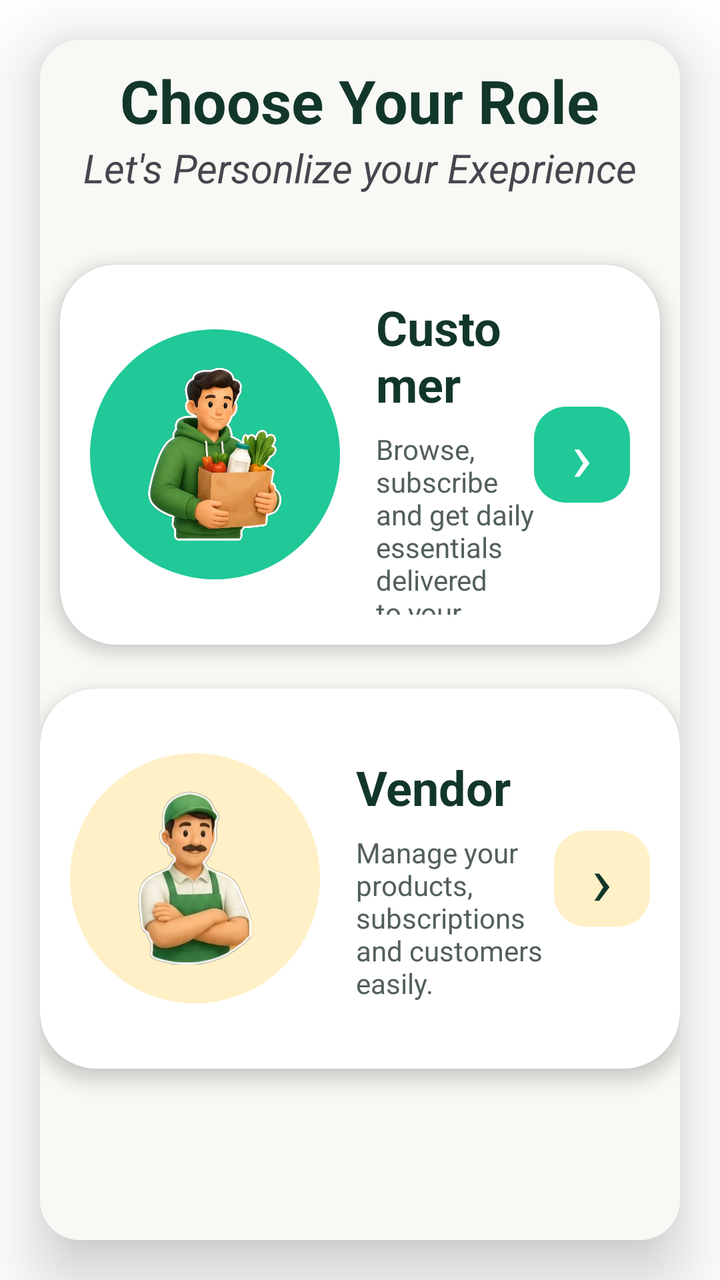
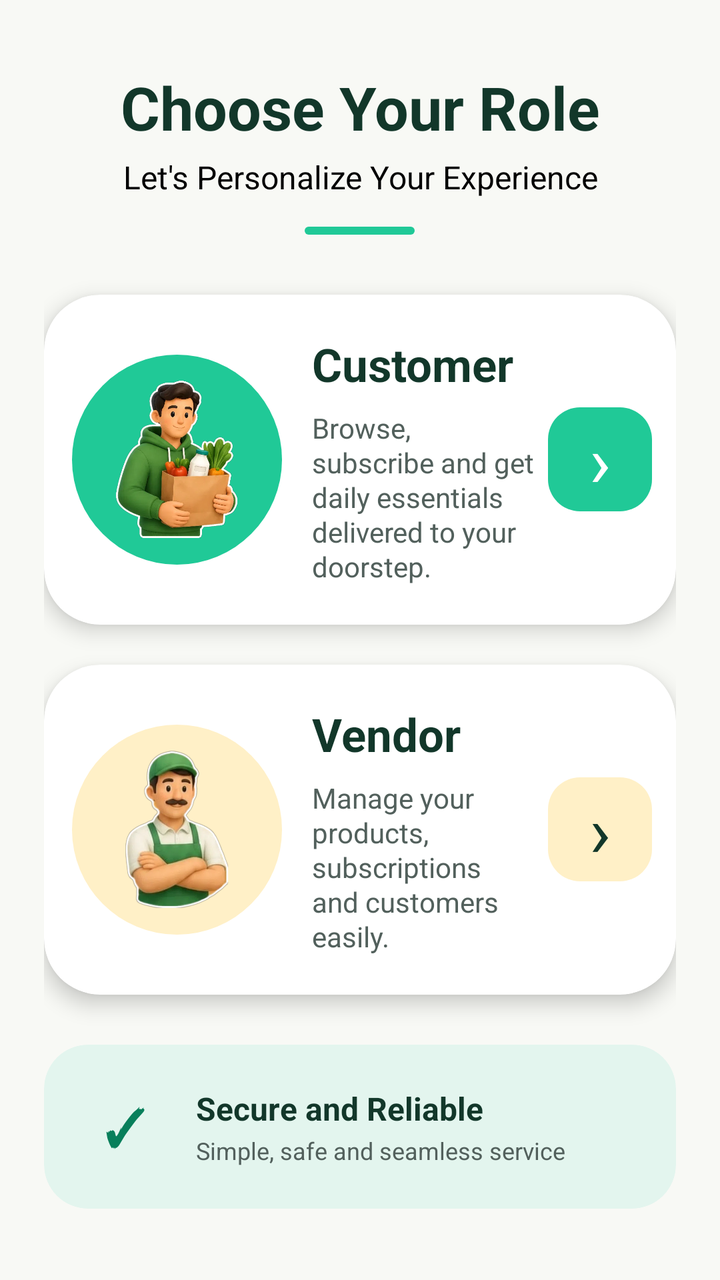

The first picture is an Android layout as it rendered before a commit; the second is the same layout after the commit. The layout source and the unified diff follow.
<!-- AndroidManifest.xml: application theme Theme.NextGen -->
<!-- res/layout/activity_selection_form.xml -->
<?xml version="1.0" encoding="utf-8"?>
<LinearLayout
    xmlns:android="http://schemas.android.com/apk/res/android"
    xmlns:app="http://schemas.android.com/apk/res-auto"
    xmlns:tools="http://schemas.android.com/tools"
    android:id="@+id/main"
    android:layout_width="match_parent"
    android:layout_height="match_parent"
    tools:context=".Selection_FormActivity"
    android:background="@color/white">

    <androidx.cardview.widget.CardView
        android:layout_width="match_parent"
        android:layout_height="match_parent"
        app:cardCornerRadius="20dp"
        app:cardElevation="20dp"
        android:layout_margin="20dp">
        
        <LinearLayout
            android:layout_width="match_parent"
            android:layout_height="match_parent"
            android:orientation="vertical"
            android:background="@color/background">
            
            <TextView
                android:layout_width="wrap_content"
                android:layout_height="wrap_content"
                android:text="Choose Your Role"
                android:textColor="@color/deep_green"
                android:textSize="30dp"
                android:textStyle="bold"
                android:layout_gravity="center"
                android:layout_marginTop="10dp"/>
            
            <TextView
                android:layout_width="wrap_content"
                android:layout_height="wrap_content"
                android:text="Let's Personlize your Exeprience"
                android:textSize="20sp"
                android:textStyle="italic"
                android:layout_gravity="center"/>

            <androidx.cardview.widget.CardView
                android:id="@+id/cardCustomer"
                android:layout_width="match_parent"
                android:layout_height="190dp"
                android:layout_marginTop="35dp"
                android:clickable="true"
                android:focusable="true"
                app:cardBackgroundColor="@color/white"
                android:layout_marginRight="10dp"
                android:layout_marginLeft="10dp"
                app:cardCornerRadius="28dp"
                app:cardElevation="5dp">

                <LinearLayout
                    android:layout_width="match_parent"
                    android:layout_height="match_parent"
                    android:gravity="center_vertical"
                    android:orientation="horizontal"
                    android:padding="15dp">

                    <LinearLayout
                        android:layout_width="125dp"
                        android:layout_height="125dp"
                        android:gravity="center"
                        android:background="@drawable/bg_customer_circle">

                        <ImageView
                            android:layout_width="90dp"
                            android:layout_height="100dp"
                            android:src="@drawable/customer_image"
                            android:contentDescription="Customer" />

                    </LinearLayout>


                    <LinearLayout
                        android:layout_width="0dp"
                        android:layout_height="wrap_content"
                        android:layout_weight="1"
                        android:layout_marginStart="18dp"
                        android:orientation="vertical">

                        <TextView
                            android:layout_width="wrap_content"
                            android:layout_height="wrap_content"
                            android:text="Customer"
                            android:textColor="#12372A"
                            android:textSize="24sp"
                            android:textStyle="bold" />

                        <TextView
                            android:layout_width="wrap_content"
                            android:layout_height="wrap_content"
                            android:layout_marginTop="7dp"
                            android:text="Browse, subscribe and get daily essentials delivered to your doorstep."
                            android:textColor="#52605C"
                            android:textSize="14sp" />

                    </LinearLayout>

                    <TextView
                        android:id="@+id/tvCustomerArrow"
                        android:layout_width="48dp"
                        android:layout_height="48dp"
                        android:gravity="center"
                        android:text="›"
                        android:textColor="@color/white"
                        android:textSize="35sp"
                        android:background="@drawable/bg_customer_arrow" />

                </LinearLayout>

            </androidx.cardview.widget.CardView>

            <androidx.cardview.widget.CardView
                android:id="@+id/cardVendor"
                android:layout_width="match_parent"
                android:layout_height="190dp"
                android:layout_marginTop="22dp"
                android:clickable="true"
                android:focusable="true"
                app:cardBackgroundColor="#FFFFFF"
                app:cardCornerRadius="28dp"
                app:cardElevation="5dp">

                <LinearLayout
                    android:layout_width="match_parent"
                    android:layout_height="match_parent"
                    android:gravity="center_vertical"
                    android:orientation="horizontal"
                    android:padding="15dp">

                    
                    <LinearLayout
                        android:layout_width="125dp"
                        android:layout_height="125dp"
                        android:gravity="center"
                        android:background="@drawable/bg_vendor_circle">

                        <ImageView
                            android:layout_width="90dp"
                            android:layout_height="90dp"
                            android:src="@drawable/vendor_image"
                            android:contentDescription="Vendor" />

                    </LinearLayout>

                    
                    <LinearLayout
                        android:layout_width="0dp"
                        android:layout_height="wrap_content"
                        android:layout_weight="1"
                        android:layout_marginStart="18dp"
                        android:orientation="vertical">

                        <TextView
                            android:layout_width="wrap_content"
                            android:layout_height="wrap_content"
                            android:text="Vendor"
                            android:textColor="#12372A"
                            android:textSize="24sp"
                            android:textStyle="bold" />

                        <TextView
                            android:layout_width="wrap_content"
                            android:layout_height="wrap_content"
                            android:layout_marginTop="7dp"
                            android:text="Manage your products, subscriptions and customers easily."
                            android:textColor="#52605C"
                            android:textSize="14sp" />

                    </LinearLayout>

                    <TextView
                        android:id="@+id/tvVendorArrow"
                        android:layout_width="48dp"
                        android:layout_height="48dp"
                        android:gravity="center"
                        android:text="›"
                        android:textColor="@color/deep_green"
                        android:textSize="35sp"
                        android:background="@drawable/bg_vendor_arrow" />

                </LinearLayout>

            </androidx.cardview.widget.CardView>

        </LinearLayout>
        
    </androidx.cardview.widget.CardView>

</LinearLayout>
<!-- resources referenced by this layout -->
<resources>
  <color name="background">#F8F9F5</color>
  <color name="deep_green">#12372A</color>
  <color name="white">#FFFFFFFF</color>
  <!-- drawable bg_customer_arrow (drawable) -->
  <?xml version="1.0" encoding="utf-8"?>
  <shape xmlns:android="http://schemas.android.com/apk/res/android">
  
      <solid android:color="@color/mint_greean"/>
      <corners android:radius="16dp"/>
  </shape>
  <!-- drawable bg_customer_circle (drawable) -->
  <?xml version="1.0" encoding="utf-8"?>
  <shape xmlns:android="http://schemas.android.com/apk/res/android">
  
      <solid android:color="@color/mint_greean"/>
      <corners android:radius="70dp"/>
  
  </shape>
  <!-- drawable bg_vendor_arrow (drawable) -->
  <?xml version="1.0" encoding="utf-8"?>
  <shape xmlns:android="http://schemas.android.com/apk/res/android">
  
      <solid android:color="@color/yellow"/>
      <corners android:radius="16dp"/>
  </shape>
  <!-- drawable bg_vendor_circle (drawable) -->
  <?xml version="1.0" encoding="utf-8"?>
  <shape xmlns:android="http://schemas.android.com/apk/res/android">
  
      <solid android:color="@color/yellow"/>
      <corners android:radius="70dp"/>
  
  </shape>
  <!-- drawable customer_image: jpg bitmap (drawable, 28904 bytes) -->
  <!-- drawable vendor_image: png bitmap (drawable, 206024 bytes) -->
  <style name="Theme.NextGen" parent="Base.Theme.NextGen" />
  <color name="mint_greean">#20C997</color>
  <color name="yellow">#FFF0C7</color>
  <style name="Base.Theme.NextGen" parent="Theme.Material3.DayNight.NoActionBar">
          
          
      </style>
</resources>

<!-- the commit's change to res/layout/activity_selection_form.xml (unified diff, before → after) -->
@@ -1,194 +1,285 @@
 <?xml version="1.0" encoding="utf-8"?>
-<LinearLayout
-    xmlns:android="http://schemas.android.com/apk/res/android"
+<ScrollView xmlns:android="http://schemas.android.com/apk/res/android"
     xmlns:app="http://schemas.android.com/apk/res-auto"
-    xmlns:tools="http://schemas.android.com/tools"
-    android:id="@+id/main"
     android:layout_width="match_parent"
     android:layout_height="match_parent"
-    tools:context=".Selection_FormActivity"
-    android:background="@color/white">
-
-    <androidx.cardview.widget.CardView
+    android:background="#F8F9F5"
+    android:overScrollMode="never">
+
+    <LinearLayout
         android:layout_width="match_parent"
-        android:layout_height="match_parent"
-        app:cardCornerRadius="20dp"
-        app:cardElevation="20dp"
-        android:layout_margin="20dp">
+        android:layout_height="wrap_content"
+        android:orientation="vertical"
+        android:paddingStart="22dp"
+        android:paddingTop="28dp"
+        android:paddingEnd="22dp"
+        android:paddingBottom="30dp"
+        android:layout_gravity="center">
+
+
+        <TextView
+            android:id="@+id/tvTitle"
+            android:layout_width="match_parent"
+            android:layout_height="wrap_content"
+            android:gravity="center"
+            android:text="Choose Your Role"
+            android:textColor="@color/deep_green"
+            android:textSize="30sp"
+            android:textStyle="bold"/>
+
+        <TextView
+            android:id="@+id/tvSubtitle"
+            android:layout_width="match_parent"
+            android:layout_height="wrap_content"
+            android:layout_marginTop="4dp"
+            android:gravity="center"
+            android:text="Let's Personalize Your Experience"
+            android:textColor="@color/black"
+            android:textSize="16sp"
+            android:textStyle="normal"/>
+
+        <View
+            android:layout_width="55dp"
+            android:layout_height="4dp"
+            android:layout_gravity="center"
+            android:layout_marginTop="14dp"
+            android:background="@drawable/bg_green_line"/>
+
+
+
+        <androidx.cardview.widget.CardView
+            android:id="@+id/cardCustomer"
+            android:layout_width="match_parent"
+            android:layout_height="165dp"
+            android:layout_marginTop="30dp"
+            android:clickable="true"
+            android:focusable="true"
+            android:foreground="?attr/selectableItemBackground"
+            app:cardBackgroundColor="#FFFFFF"
+            app:cardCornerRadius="28dp"
+            app:cardElevation="6dp">
+
+            <LinearLayout
+                android:layout_width="match_parent"
+                android:layout_height="match_parent"
+                android:gravity="center_vertical"
+                android:orientation="horizontal"
+                android:paddingStart="14dp"
+                android:paddingEnd="12dp">
+
+                
+
+                <FrameLayout
+                    android:layout_width="105dp"
+                    android:layout_height="105dp"
+                    android:background="@drawable/bg_customer_circle">
+
+                    <ImageView
+                        android:id="@+id/imgCustomer"
+                        android:layout_width="82dp"
+                        android:layout_height="82dp"
+                        android:layout_gravity="center"
+                        android:scaleType="fitCenter"
+                        android:src="@drawable/customer_image"
+                        android:contentDescription="Customer" />
+
+                </FrameLayout>
+
+
+                
+
+                <LinearLayout
+                    android:layout_width="0dp"
+                    android:layout_height="wrap_content"
+                    android:layout_weight="1"
+                    android:layout_marginStart="15dp"
+                    android:layout_marginEnd="7dp"
+                    android:orientation="vertical">
+
+                    <TextView
+                        android:layout_width="wrap_content"
+                        android:layout_height="wrap_content"
+                        android:text="Customer"
+                        android:textColor="#12372A"
+                        android:textSize="23sp"
+                        android:textStyle="bold"
+                        android:maxLines="1" />
+
+                    <TextView
+                        android:layout_width="match_parent"
+                        android:layout_height="wrap_content"
+                        android:layout_marginTop="7dp"
+                        android:text="Browse, subscribe and get daily essentials delivered to your doorstep."
+                        android:textColor="#52605C"
+                        android:textSize="14sp"
+                        android:lineSpacingExtra="1dp" />
+
+                </LinearLayout>
+
+
+                
+
+                <TextView
+                    android:id="@+id/tvCustomerArrow"
+                    android:layout_width="52dp"
+                    android:layout_height="52dp"
+                    android:gravity="center"
+                    android:text="›"
+                    android:textColor="#FFFFFF"
+                    android:textSize="36sp"
+                    android:textStyle="normal"
+                    android:background="@drawable/bg_customer_arrow" />
+
+            </LinearLayout>
+
+        </androidx.cardview.widget.CardView>
+
+
         
-        <LinearLayout
-            android:layout_width="match_parent"
-            android:layout_height="match_parent"
-            android:orientation="vertical"
-            android:background="@color/background">
-            
-            <TextView
-                android:layout_width="wrap_content"
-                android:layout_height="wrap_content"
-                android:text="Choose Your Role"
-                android:textColor="@color/deep_green"
-                android:textSize="30dp"
-                android:textStyle="bold"
-                android:layout_gravity="center"
-                android:layout_marginTop="10dp"/>
-            
-            <TextView
-                android:layout_width="wrap_content"
-                android:layout_height="wrap_content"
-                android:text="Let's Personlize your Exeprience"
-                android:textSize="20sp"
-                android:textStyle="italic"
-                android:layout_gravity="center"/>
-
-            <androidx.cardview.widget.CardView
-                android:id="@+id/cardCustomer"
+
+        <androidx.cardview.widget.CardView
+            android:id="@+id/cardVendor"
+            android:layout_width="match_parent"
+            android:layout_height="165dp"
+            android:layout_marginTop="20dp"
+            android:clickable="true"
+            android:focusable="true"
+            android:foreground="?attr/selectableItemBackground"
+            app:cardBackgroundColor="#FFFFFF"
+            app:cardCornerRadius="28dp"
+            app:cardElevation="6dp">
+
+            <LinearLayout
                 android:layout_width="match_parent"
-                android:layout_height="190dp"
-                android:layout_marginTop="35dp"
-                android:clickable="true"
-                android:focusable="true"
-                app:cardBackgroundColor="@color/white"
-                android:layout_marginRight="10dp"
-                android:layout_marginLeft="10dp"
-                app:cardCornerRadius="28dp"
-                app:cardElevation="5dp">
+                android:layout_height="match_parent"
+                android:gravity="center_vertical"
+                android:orientation="horizontal"
+                android:paddingStart="14dp"
+                android:paddingEnd="12dp">
+
+                
+
+                <FrameLayout
+                    android:layout_width="105dp"
+                    android:layout_height="105dp"
+                    android:background="@drawable/bg_vendor_circle">
+
+                    <ImageView
+                        android:id="@+id/imgVendor"
+                        android:layout_width="82dp"
+                        android:layout_height="82dp"
+                        android:layout_gravity="center"
+                        android:scaleType="fitCenter"
+                        android:src="@drawable/vendor_image"
+                        android:contentDescription="Vendor" />
+
+                </FrameLayout>
+
+
+                
 
                 <LinearLayout
-                    android:layout_width="match_parent"
-                    android:layout_height="match_parent"
-                    android:gravity="center_vertical"
-                    android:orientation="horizontal"
-                    android:padding="15dp">
-
-                    <LinearLayout
-                        android:layout_width="125dp"
-                        android:layout_height="125dp"
-                        android:gravity="center"
-                        android:background="@drawable/bg_customer_circle">
-
-                        <ImageView
-                            android:layout_width="90dp"
-                            android:layout_height="100dp"
-                            android:src="@drawable/customer_image"
-                            android:contentDescription="Customer" />
-
-                    </LinearLayout>
-
-
-                    <LinearLayout
-                        android:layout_width="0dp"
-                        android:layout_height="wrap_content"
-                        android:layout_weight="1"
-                        android:layout_marginStart="18dp"
-                        android:orientation="vertical">
-
-                        <TextView
-                            android:layout_width="wrap_content"
-                            android:layout_height="wrap_content"
-                            android:text="Customer"
-                            android:textColor="#12372A"
-                            android:textSize="24sp"
-                            android:textStyle="bold" />
-
-                        <TextView
-                            android:layout_width="wrap_content"
-                            android:layout_height="wrap_content"
-                            android:layout_marginTop="7dp"
-                            android:text="Browse, subscribe and get daily essentials delivered to your doorstep."
-                            android:textColor="#52605C"
-                            android:textSize="14sp" />
-
-                    </LinearLayout>
-
-                    <TextView
-                        android:id="@+id/tvCustomerArrow"
-                        android:layout_width="48dp"
-                        android:layout_height="48dp"
-                        android:gravity="center"
-                        android:text="›"
-                        android:textColor="@color/white"
-                        android:textSize="35sp"
-                        android:background="@drawable/bg_customer_arrow" />
+                    android:layout_width="0dp"
+                    android:layout_height="wrap_content"
+                    android:layout_weight="1"
+                    android:layout_marginStart="15dp"
+                    android:layout_marginEnd="7dp"
+                    android:orientation="vertical">
+
+                    <TextView
+                        android:layout_width="wrap_content"
+                        android:layout_height="wrap_content"
+                        android:text="Vendor"
+                        android:textColor="#12372A"
+                        android:textSize="23sp"
+                        android:textStyle="bold"
+                        android:maxLines="1" />
+
+                    <TextView
+                        android:layout_width="match_parent"
+                        android:layout_height="wrap_content"
+                        android:layout_marginTop="7dp"
+                        android:text="Manage your products, subscriptions and customers easily."
+                        android:textColor="#52605C"
+                        android:textSize="14sp"
+                        android:lineSpacingExtra="1dp" />
 
                 </LinearLayout>
 
-            </androidx.cardview.widget.CardView>
-
-            <androidx.cardview.widget.CardView
-                android:id="@+id/cardVendor"
+
+                
+
+                <TextView
+                    android:id="@+id/tvVendorArrow"
+                    android:layout_width="52dp"
+                    android:layout_height="52dp"
+                    android:gravity="center"
+                    android:text="›"
+                    android:textColor="#12372A"
+                    android:textSize="36sp"
+                    android:textStyle="normal"
+                    android:background="@drawable/bg_vendor_arrow" />
+
+            </LinearLayout>
+
+        </androidx.cardview.widget.CardView>
+
+
+        
+
+        <androidx.cardview.widget.CardView
+            android:layout_width="match_parent"
+            android:layout_height="82dp"
+            android:layout_marginTop="25dp"
+            app:cardBackgroundColor="#E3F5EE"
+            app:cardCornerRadius="22dp"
+            app:cardElevation="0dp">
+
+            <LinearLayout
                 android:layout_width="match_parent"
-                android:layout_height="190dp"
-                android:layout_marginTop="22dp"
-                android:clickable="true"
-                android:focusable="true"
-                app:cardBackgroundColor="#FFFFFF"
-                app:cardCornerRadius="28dp"
-                app:cardElevation="5dp">
+                android:layout_height="match_parent"
+                android:gravity="center_vertical"
+                android:paddingStart="18dp"
+                android:paddingEnd="18dp">
+
+                <TextView
+                    android:layout_width="45dp"
+                    android:layout_height="45dp"
+                    android:gravity="center"
+                    android:text="✓"
+                    android:textColor="#087F5B"
+                    android:textSize="25sp"
+                    android:textStyle="bold"/>
 
                 <LinearLayout
-                    android:layout_width="match_parent"
-                    android:layout_height="match_parent"
-                    android:gravity="center_vertical"
-                    android:orientation="horizontal"
-                    android:padding="15dp">
-
-                    
-                    <LinearLayout
-                        android:layout_width="125dp"
-                        android:layout_height="125dp"
-                        android:gravity="center"
-                        android:background="@drawable/bg_vendor_circle">
-
-                        <ImageView
-                            android:layout_width="90dp"
-                            android:layout_height="90dp"
-                            android:src="@drawable/vendor_image"
-                            android:contentDescription="Vendor" />
-
-                    </LinearLayout>
-
-                    
-                    <LinearLayout
-                        android:layout_width="0dp"
-                        android:layout_height="wrap_content"
-                        android:layout_weight="1"
-                        android:layout_marginStart="18dp"
-                        android:orientation="vertical">
-
-                        <TextView
-                            android:layout_width="wrap_content"
-                            android:layout_height="wrap_content"
-                            android:text="Vendor"
-                            android:textColor="#12372A"
-                            android:textSize="24sp"
-                            android:textStyle="bold" />
-
-                        <TextView
-                            android:layout_width="wrap_content"
-                            android:layout_height="wrap_content"
-                            android:layout_marginTop="7dp"
-                            android:text="Manage your products, subscriptions and customers easily."
-                            android:textColor="#52605C"
-                            android:textSize="14sp" />
-
-                    </LinearLayout>
-
-                    <TextView
-                        android:id="@+id/tvVendorArrow"
-                        android:layout_width="48dp"
-                        android:layout_height="48dp"
-                        android:gravity="center"
-                        android:text="›"
-                        android:textColor="@color/deep_green"
-                        android:textSize="35sp"
-                        android:background="@drawable/bg_vendor_arrow" />
+                    android:layout_width="0dp"
+                    android:layout_height="wrap_content"
+                    android:layout_weight="1"
+                    android:layout_marginStart="13dp"
+                    android:orientation="vertical">
+
+                    <TextView
+                        android:layout_width="wrap_content"
+                        android:layout_height="wrap_content"
+                        android:text="Secure and Reliable"
+                        android:textColor="#12372A"
+                        android:textSize="16sp"
+                        android:textStyle="bold" />
+
+                    <TextView
+                        android:layout_width="wrap_content"
+                        android:layout_height="wrap_content"
+                        android:layout_marginTop="2dp"
+                        android:text="Simple, safe and seamless service"
+                        android:textColor="#52605C"
+                        android:textSize="12sp" />
 
                 </LinearLayout>
 
-            </androidx.cardview.widget.CardView>
-
-        </LinearLayout>
-        
-    </androidx.cardview.widget.CardView>
-
-</LinearLayout>
+            </LinearLayout>
+
+        </androidx.cardview.widget.CardView>
+
+    </LinearLayout>
+
+</ScrollView>
<!-- resource entries referenced after the edit -->
@@ -1,8 +1,7 @@
 <!-- resources referenced by this layout -->
 <resources>
-  <color name="background">#F8F9F5</color>
+  <color name="black">#FF000000</color>
   <color name="deep_green">#12372A</color>
-  <color name="white">#FFFFFFFF</color>
   <!-- drawable bg_customer_arrow (drawable) -->
   <?xml version="1.0" encoding="utf-8"?>
   <shape xmlns:android="http://schemas.android.com/apk/res/android">
@@ -16,6 +15,15 @@
   
       <solid android:color="@color/mint_greean"/>
       <corners android:radius="70dp"/>
+  
+  </shape>
+  <!-- drawable bg_green_line (drawable) -->
+  <?xml version="1.0" encoding="utf-8"?>
+  <shape xmlns:android="http://schemas.android.com/apk/res/android">
+  
+      <solid android:color="#20C997" />
+  
+      <corners android:radius="10dp" />
   
   </shape>
   <!-- drawable bg_vendor_arrow (drawable) -->
